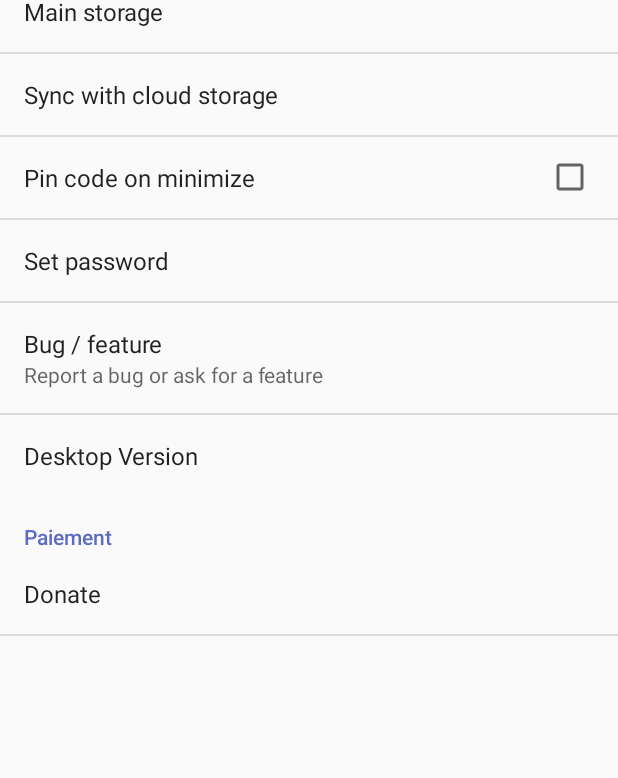
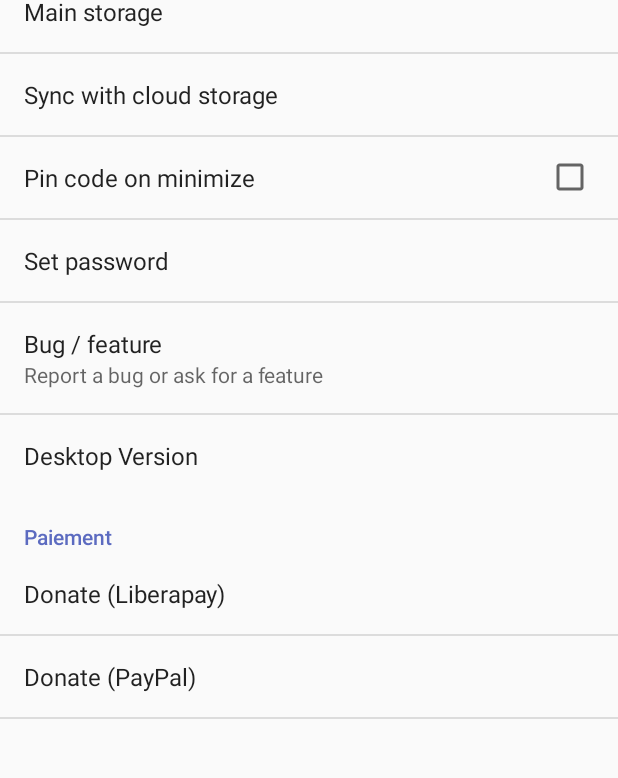
Before and after one commit to CarnetApp/CarnetAndroid, an Android app: the fragment SettingsActivityFragment placed in its activity, on a phone screen of 412 x 824 dp, the part 84-862 px from its top. Run offline under Robolectric (Android 15) with nearby library versions, the phone set to English and light mode, and no system bars; libraries missing offline, so code that uses them is left out: com.spisoft.sync; 6 statements that could not run were skipped.

Commit message:
donate link with paypal

```diff
--- a/app/src/main/java/com/spisoft/quicknote/SettingsActivityFragment.java
+++ b/app/src/main/java/com/spisoft/quicknote/SettingsActivityFragment.java
@@ -72,6 +72,10 @@ public class SettingsActivityFragment extends PreferenceFragment implements Pref
             Intent browserIntent = new Intent(Intent.ACTION_VIEW, Uri.parse("https://liberapay.com/~34946"));
             startActivity(browserIntent);
             return true;
+        }else if(preference==findPreference("pref_paypal")){
+            Intent browserIntent = new Intent(Intent.ACTION_VIEW, Uri.parse("https://www.paypal.com/cgi-bin/webscr?cmd=_s-xclick&hosted_button_id=YMHT55NSCLER6"));
+            startActivity(browserIntent);
+            return true;
         }else if(preference==findPreference("pref_set_password")){
             PasswordDialog dialog = new PasswordDialog();
             dialog.show(((AppCompatActivity)getActivity()).getSupportFragmentManager(),"" );
--- a/app/src/main/res/values/strings.xml
+++ b/app/src/main/res/values/strings.xml
@@ -28,7 +28,8 @@
     <string name="title_activity_settings">SettingsActivity</string>
     <string name="general_header">General</string>
     <string name="paiement_header">Paiement</string>
-    <string name="remove_ad">Donate</string>
+    <string name="donate_liberapay">Donate (Liberapay)</string>
+    <string name="donate_paypal">Donate (PayPal)</string>
     <string name="remove_ad_description">Help improving by funding me</string>
     <string name="remove_ad_free">Remove ad for free</string>
     <string name="report_bug_or_propose">Bug / feature</string>
--- a/app/src/main/res/xml/pref_general.xml
+++ b/app/src/main/res/xml/pref_general.xml
@@ -36,7 +36,11 @@
 
         <Preference
             android:key="pref_remove_ad_pay"
-            android:title="@string/remove_ad"
+            android:title="@string/donate_liberapay"
+            />
+        <Preference
+            android:key="pref_paypal"
+            android:title="@string/donate_paypal"
             />
 
     </PreferenceCategory>
```
Also changed, not shown: 1 other file.
